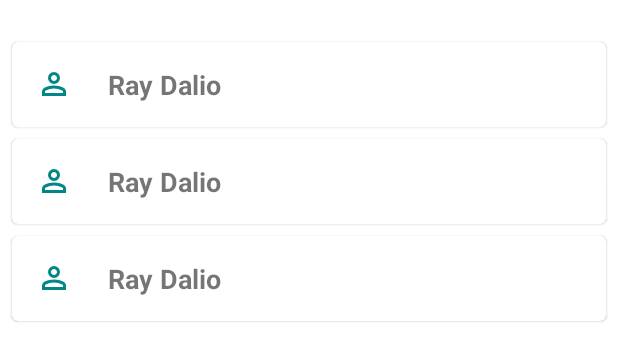
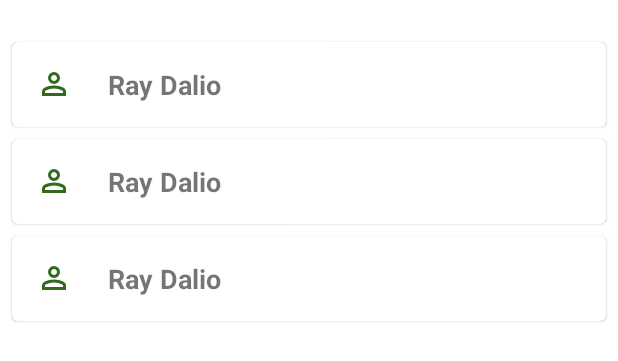
Before and after one commit to MansoorCM/ContactsOTP, an Android app: the layout fragment_contact.xml on its own in the app's theme, with its tools: preview values and no code run, on a phone screen of 412 x 824 dp. Shown: the top 361 px of the screen. Run offline under Robolectric (Android 15) with nearby library versions, the phone set to English and light mode, and no system bars.

Commit message:
Added new color resources

```diff
--- a/app/src/main/res/drawable/ic_action_person.xml
+++ b/app/src/main/res/drawable/ic_action_person.xml
@@ -3,7 +3,7 @@
     android:height="24dp"
     android:viewportWidth="960"
     android:viewportHeight="960"
-    android:tint="@color/teal_700">
+    android:tint="@color/green">
   <path
       android:fillColor="@android:color/white"
       android:pathData="M480,480Q414,480 367,433Q320,386 320,320Q320,254 367,207Q414,160 480,160Q546,160 593,207Q640,254 640,320Q640,386 593,433Q546,480 480,480ZM160,800L160,688Q160,654 177.5,625.5Q195,597 224,582Q286,551 350,535.5Q414,520 480,520Q546,520 610,535.5Q674,551 736,582Q765,597 782.5,625.5Q800,654 800,688L800,800L160,800ZM240,720L720,720L720,688Q720,677 714.5,668Q709,659 700,654Q646,627 591,613.5Q536,600 480,600Q424,600 369,613.5Q314,627 260,654Q251,659 245.5,668Q240,677 240,688L240,720ZM480,400Q513,400 536.5,376.5Q560,353 560,320Q560,287 536.5,263.5Q513,240 480,240Q447,240 423.5,263.5Q400,287 400,320Q400,353 423.5,376.5Q447,400 480,400ZM480,320Q480,320 480,320Q480,320 480,320Q480,320 480,320Q480,320 480,320Q480,320 480,320Q480,320 480,320Q480,320 480,320Q480,320 480,320ZM480,720L480,720Q480,720 480,720Q480,720 480,720Q480,720 480,720Q480,720 480,720Q480,720 480,720Q480,720 480,720Q480,720 480,720Q480,720 480,720L480,720L480,720Z"/>
--- a/app/src/main/res/values-night/themes.xml
+++ b/app/src/main/res/values-night/themes.xml
@@ -1,16 +1,14 @@
-<resources xmlns:tools="http://schemas.android.com/tools">
+<resources>
     <!-- Base application theme. -->
     <style name="Theme.ContactsOTP" parent="Theme.MaterialComponents.DayNight.DarkActionBar">
         <!-- Primary brand color. -->
-        <item name="colorPrimary">@color/purple_200</item>
-        <item name="colorPrimaryVariant">@color/purple_700</item>
-        <item name="colorOnPrimary">@color/black</item>
+        <item name="colorPrimary">@color/green</item>
+        <item name="colorPrimaryVariant">@color/green_dark</item>
+        <item name="colorOnPrimary">@color/white</item>
         <!-- Secondary brand color. -->
-        <item name="colorSecondary">@color/teal_200</item>
-        <item name="colorSecondaryVariant">@color/teal_200</item>
+        <item name="colorSecondary">@color/blue</item>
+        <item name="colorSecondaryVariant">@color/blue_dark</item>
         <item name="colorOnSecondary">@color/black</item>
-        <!-- Status bar color. -->
         <item name="android:statusBarColor">?attr/colorPrimaryVariant</item>
-        <!-- Customize your theme here. -->
     </style>
 </resources>
--- a/app/src/main/res/values/colors.xml
+++ b/app/src/main/res/values/colors.xml
@@ -1,10 +1,14 @@
 <?xml version="1.0" encoding="utf-8"?>
 <resources>
-    <color name="purple_200">#FFBB86FC</color>
-    <color name="purple_500">#FF6200EE</color>
-    <color name="purple_700">#FF3700B3</color>
-    <color name="teal_200">#FF03DAC5</color>
-    <color name="teal_700">#FF018786</color>
     <color name="black">#FF000000</color>
     <color name="white">#FFFFFFFF</color>
+
+    <color name="grey_300">#e0e0e0</color>
+
+    <color name="green">#33691e</color>
+    <color name="green_dark">#003d00</color>
+    <color name="green_light">#629749</color>
+    <color name="blue">#0288D1</color>
+    <color name="blue_dark">#005B9F</color>
+    <color name="blue_light">#81D4FA</color>
 </resources>
--- a/app/src/main/res/values/themes.xml
+++ b/app/src/main/res/values/themes.xml
@@ -1,16 +1,14 @@
-<resources xmlns:tools="http://schemas.android.com/tools">
+<resources>
     <!-- Base application theme. -->
     <style name="Theme.ContactsOTP" parent="Theme.MaterialComponents.DayNight.DarkActionBar">
         <!-- Primary brand color. -->
-        <item name="colorPrimary">@color/purple_500</item>
-        <item name="colorPrimaryVariant">@color/purple_700</item>
+        <item name="colorPrimary">@color/blue</item>
+        <item name="colorPrimaryVariant">@color/blue_dark</item>
         <item name="colorOnPrimary">@color/white</item>
         <!-- Secondary brand color. -->
-        <item name="colorSecondary">@color/teal_200</item>
-        <item name="colorSecondaryVariant">@color/teal_700</item>
+        <item name="colorSecondary">@color/green</item>
+        <item name="colorSecondaryVariant">@color/green_dark</item>
         <item name="colorOnSecondary">@color/black</item>
-        <!-- Status bar color. -->
         <item name="android:statusBarColor">?attr/colorPrimaryVariant</item>
-        <!-- Customize your theme here. -->
     </style>
 </resources>
```
